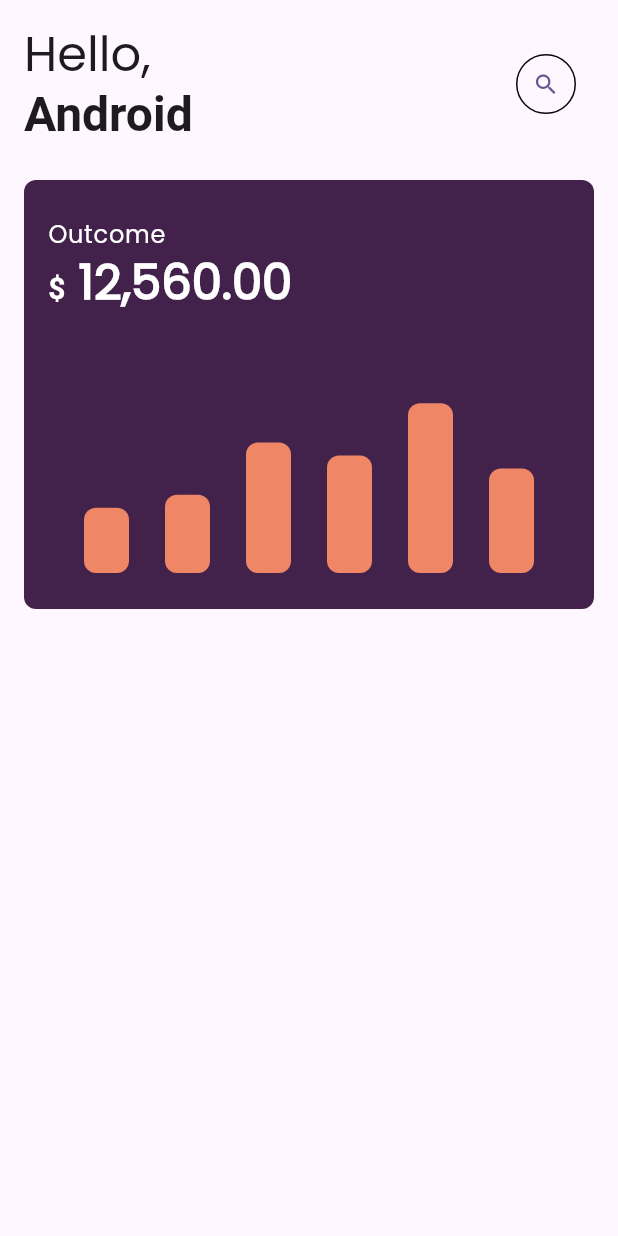
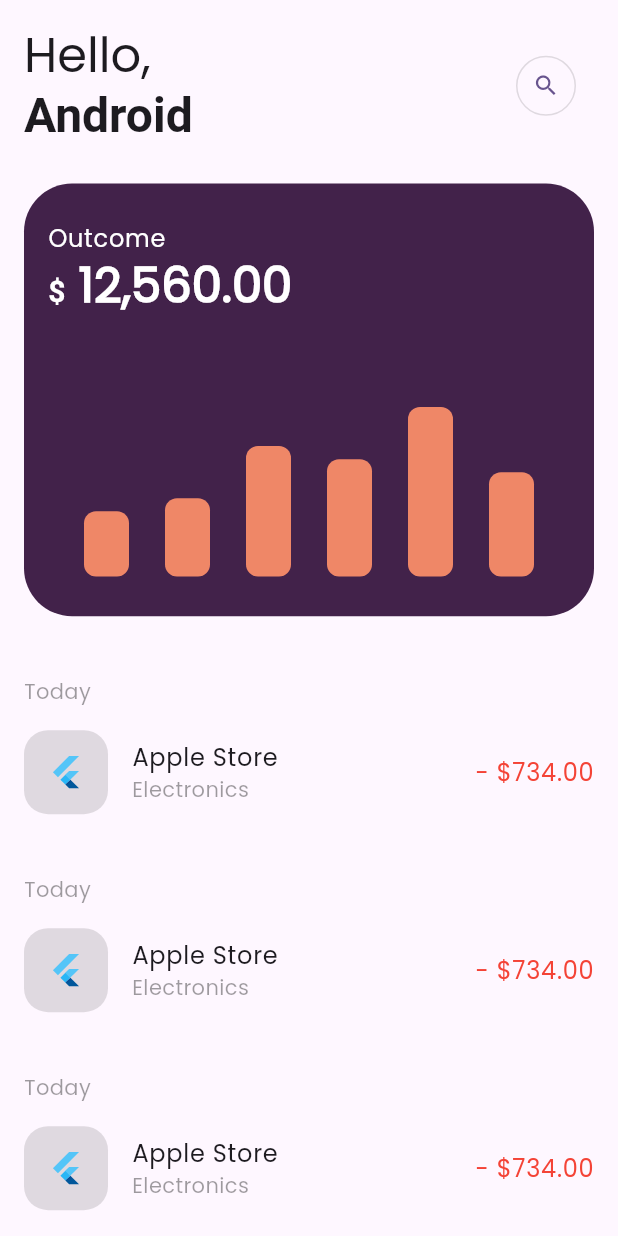
Before and after one commit to harundemir918/expense_tracker_flutter, a Flutter app: the screen it shows after launch, on a phone screen of 412 x 824 dp. Run offline on Flutter 3.47's test engine with Material 3 defaults, Android fonts, the phone set to English and light mode, and no system bars; drawn by our look-alikes of fl_chart.

Commit message:
feat: add transaction list

```diff
--- a/lib/core/theme/app_colors.dart
+++ b/lib/core/theme/app_colors.dart
@@ -5,7 +5,7 @@ class AppColors {
   static Color lightPurpleColor = const Color(0xFF8F659A);
   static Color darkPurpleColor = const Color(0xFF42224A);
   static Color lightOrangeColor = const Color(0xFFEF8767);
-  static Color greyColor = const Color(0xFFF7F4F7);
+  static Color greyColor = Colors.black12;
   static Color blackColor = const Color(0xFF120216);
   static Color transparentColor = Colors.transparent;
 }
--- a/lib/features/home/presentation/pages/home_page.dart
+++ b/lib/features/home/presentation/pages/home_page.dart
@@ -1,5 +1,6 @@
 import 'package:expense_tracker/features/home/presentation/widgets/home_outcome.dart';
 import 'package:expense_tracker/features/home/presentation/widgets/home_top_section.dart';
+import 'package:expense_tracker/features/home/presentation/widgets/home_transaction_list.dart';
 import 'package:flutter/material.dart';
 
 class HomePage extends StatelessWidget {
@@ -7,15 +8,17 @@ class HomePage extends StatelessWidget {
 
   @override
   Widget build(BuildContext context) {
-    return const Scaffold(
+    return Scaffold(
       body: SafeArea(
         child: SingleChildScrollView(
-          child: Padding(
-            padding: EdgeInsets.all(16.0),
-            child: Column(
+          child: Container(
+            height: MediaQuery.sizeOf(context).height,
+            padding: const EdgeInsets.all(16.0),
+            child: const Column(
               children: [
                 HomeTopSection(),
                 HomeOutcome(),
+                Expanded(child: HomeTransactionList()),
               ],
             ),
           ),
--- a/lib/features/home/presentation/widgets/home_outcome.dart
+++ b/lib/features/home/presentation/widgets/home_outcome.dart
@@ -13,6 +13,7 @@ class HomeOutcome extends StatelessWidget {
   Widget build(BuildContext context) {
     return Container(
       width: double.infinity,
+      height: MediaQuery.sizeOf(context).height * 0.35,
       margin: const EdgeInsets.symmetric(
         vertical: 24.0,
       ),
@@ -22,7 +23,7 @@ class HomeOutcome extends StatelessWidget {
       ),
       decoration: BoxDecoration(
         color: AppColors.darkPurpleColor,
-        borderRadius: BorderRadius.circular(8.0),
+        borderRadius: BorderRadius.circular(32.0),
       ),
       child: Column(
         crossAxisAlignment: CrossAxisAlignment.start,
--- a/lib/features/home/presentation/widgets/home_search_button.dart
+++ b/lib/features/home/presentation/widgets/home_search_button.dart
@@ -11,7 +11,7 @@ class HomeSearchButton extends StatelessWidget {
       style: TextButton.styleFrom(
         side: BorderSide(
           width: 1,
-          color: AppColors.blackColor,
+          color: AppColors.greyColor,
         ),
         shape: const CircleBorder(),
       ),
--- a/lib/features/home/presentation/widgets/home_top_section.dart
+++ b/lib/features/home/presentation/widgets/home_top_section.dart
@@ -7,12 +7,15 @@ class HomeTopSection extends StatelessWidget {
 
   @override
   Widget build(BuildContext context) {
-    return const Row(
-      mainAxisAlignment: MainAxisAlignment.spaceBetween,
-      children: [
-        HomeTitle(),
-        HomeSearchButton(),
-      ],
+    return SizedBox(
+      height: MediaQuery.sizeOf(context).height * 0.1,
+      child: const Row(
+        mainAxisAlignment: MainAxisAlignment.spaceBetween,
+        children: [
+          HomeTitle(),
+          HomeSearchButton(),
+        ],
+      ),
     );
   }
 }
--- /dev/null
+++ b/lib/features/home/presentation/widgets/home_transaction_card.dart
@@ -0,0 +1,24 @@
+import 'package:expense_tracker/features/home/presentation/widgets/home_transaction_card_content.dart';
+import 'package:expense_tracker/features/home/presentation/widgets/home_transaction_card_date.dart';
+import 'package:flutter/material.dart';
+
+class HomeTransactionCard extends StatelessWidget {
+  const HomeTransactionCard({
+    super.key,
+  });
+
+  @override
+  Widget build(BuildContext context) {
+    return Container(
+      margin: const EdgeInsets.symmetric(vertical: 16.0),
+      child: const Column(
+        crossAxisAlignment: CrossAxisAlignment.start,
+        children: [
+          HomeTransactionCardDate(),
+          SizedBox(height: 8.0),
+          HomeTransactionCardContent(),
+        ],
+      ),
+    );
+  }
+}
--- /dev/null
+++ b/lib/features/home/presentation/widgets/home_transaction_card_amount.dart
@@ -0,0 +1,17 @@
+import 'package:flutter/material.dart';
+
+class HomeTransactionCardAmount extends StatelessWidget {
+  const HomeTransactionCardAmount({
+    super.key,
+  });
+
+  @override
+  Widget build(BuildContext context) {
+    return Text(
+      '- \$734.00',
+      style: Theme.of(context).textTheme.bodyLarge?.copyWith(
+            color: Colors.red,
+          ),
+    );
+  }
+}
--- /dev/null
+++ b/lib/features/home/presentation/widgets/home_transaction_card_category.dart
@@ -0,0 +1,17 @@
+import 'package:flutter/material.dart';
+
+class HomeTransactionCardCategory extends StatelessWidget {
+  const HomeTransactionCardCategory({
+    super.key,
+  });
+
+  @override
+  Widget build(BuildContext context) {
+    return Text(
+      'Electronics',
+      style: Theme.of(context).textTheme.bodyMedium?.copyWith(
+            color: Colors.black38,
+          ),
+    );
+  }
+}
--- /dev/null
+++ b/lib/features/home/presentation/widgets/home_transaction_card_content.dart
@@ -0,0 +1,26 @@
+import 'package:expense_tracker/features/home/presentation/widgets/home_transaction_card_amount.dart';
+import 'package:expense_tracker/features/home/presentation/widgets/home_transaction_card_category.dart';
+import 'package:expense_tracker/features/home/presentation/widgets/home_transaction_card_icon.dart';
+import 'package:expense_tracker/features/home/presentation/widgets/home_transaction_card_title.dart';
+import 'package:flutter/material.dart';
+
+class HomeTransactionCardContent extends StatelessWidget {
+  const HomeTransactionCardContent({
+    super.key,
+  });
+
+  @override
+  Widget build(BuildContext context) {
+    return const Column(
+      children: [
+        ListTile(
+          contentPadding: EdgeInsets.zero,
+          leading: HomeTransactionCardIcon(),
+          title: HomeTransactionCardTitle(),
+          subtitle: HomeTransactionCardCategory(),
+          trailing: HomeTransactionCardAmount(),
+        ),
+      ],
+    );
+  }
+}
--- /dev/null
+++ b/lib/features/home/presentation/widgets/home_transaction_card_date.dart
@@ -0,0 +1,17 @@
+import 'package:flutter/material.dart';
+
+class HomeTransactionCardDate extends StatelessWidget {
+  const HomeTransactionCardDate({
+    super.key,
+  });
+
+  @override
+  Widget build(BuildContext context) {
+    return Text(
+      'Today',
+      style: Theme.of(context).textTheme.bodyMedium?.copyWith(
+            color: Colors.black38,
+          ),
+    );
+  }
+}
--- /dev/null
+++ b/lib/features/home/presentation/widgets/home_transaction_card_icon.dart
@@ -0,0 +1,20 @@
+import 'package:expense_tracker/core/theme/app_colors.dart';
+import 'package:flutter/material.dart';
+
+class HomeTransactionCardIcon extends StatelessWidget {
+  const HomeTransactionCardIcon({
+    super.key,
+  });
+
+  @override
+  Widget build(BuildContext context) {
+    return Container(
+      padding: const EdgeInsets.all(16.0),
+      decoration: BoxDecoration(
+        borderRadius: BorderRadius.circular(16.0),
+        color: AppColors.greyColor,
+      ),
+      child: const FlutterLogo(),
+    );
+  }
+}
--- /dev/null
+++ b/lib/features/home/presentation/widgets/home_transaction_card_title.dart
@@ -0,0 +1,15 @@
+import 'package:flutter/material.dart';
+
+class HomeTransactionCardTitle extends StatelessWidget {
+  const HomeTransactionCardTitle({
+    super.key,
+  });
+
+  @override
+  Widget build(BuildContext context) {
+    return Text(
+      'Apple Store',
+      style: Theme.of(context).textTheme.bodyLarge,
+    );
+  }
+}
--- /dev/null
+++ b/lib/features/home/presentation/widgets/home_transaction_list.dart
@@ -0,0 +1,17 @@
+import 'package:expense_tracker/features/home/presentation/widgets/home_transaction_card.dart';
+import 'package:flutter/material.dart';
+
+class HomeTransactionList extends StatelessWidget {
+  const HomeTransactionList({
+    super.key,
+  });
+
+  @override
+  Widget build(BuildContext context) {
+    return ListView.builder(
+        itemCount: 3,
+        itemBuilder: (context, index) {
+          return const HomeTransactionCard();
+        });
+  }
+}
```
